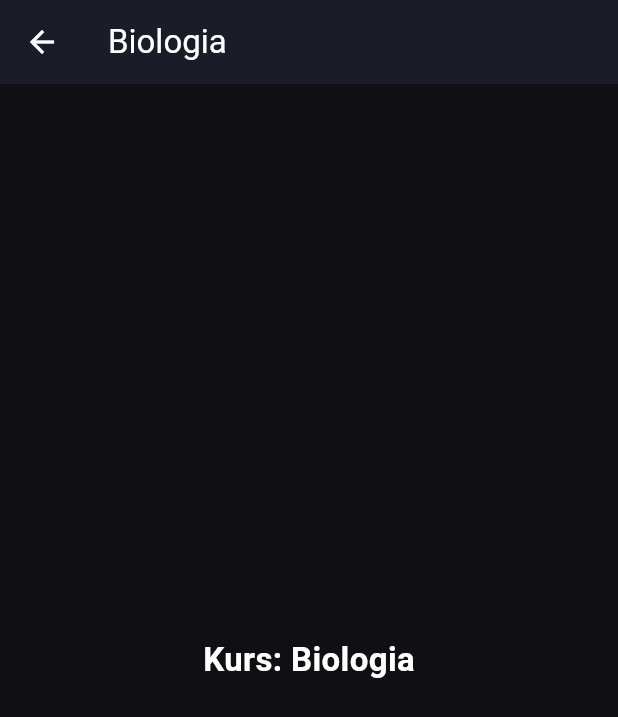
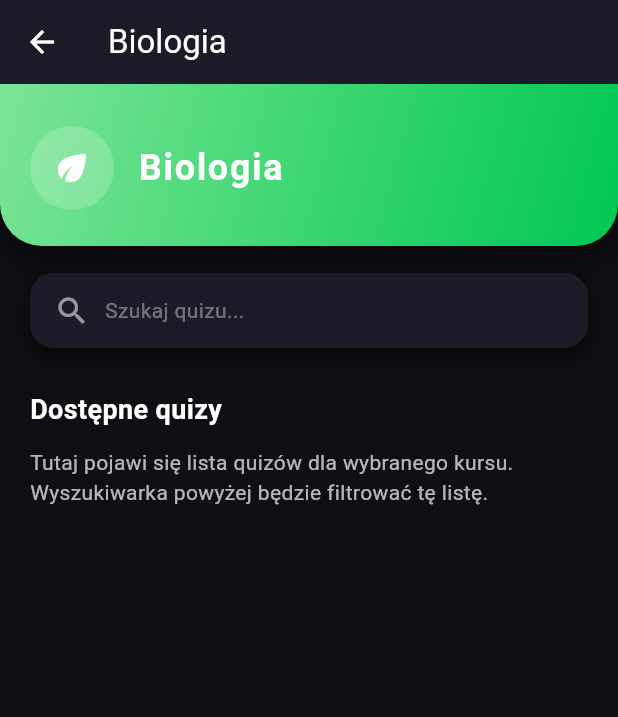
Before and after one commit to FranSob/Quiz_app1, a Flutter app: the CoursePage screen opened directly, on a phone screen of 412 x 824 dp. Shown: the top 717 px of the screen. Run offline on Flutter 3.47's test engine with Material 3 defaults, Android fonts, the phone set to English and light mode, and no system bars; our stand-ins replace shared_preferences; accounts and stored records are empty.

Commit message:
duże zmiany v58

```diff
--- a/lib/base/pages/courses_page.dart
+++ b/lib/base/pages/courses_page.dart
@@ -8,22 +8,170 @@ class CoursePage extends StatelessWidget {
     required this.title,
   });
 
+  // helper: wybiera gradient i ikonę na podstawie tytułu kursu
+  Map<String, dynamic> _themeFor(String title) {
+    final key = title.toLowerCase();
+    if (key.contains('bio') || key.contains('biologia')) {
+      return {
+        'icon': Icons.eco,
+        'gradient': const LinearGradient(
+          colors: [Color(0xFF7BE495), Color(0xFF00C853)],
+          begin: Alignment.topLeft,
+          end: Alignment.bottomRight,
+        ),
+      };
+    } else if (key.contains('chem')) {
+      return {
+        'icon': Icons.science,
+        'gradient': const LinearGradient(
+          colors: [Color(0xFFFF9A8B), Color(0xFFFBCB0A)],
+          begin: Alignment.topLeft,
+          end: Alignment.bottomRight,
+        ),
+      };
+    } else if (key.contains('math') || key.contains('matem')) {
+      return {
+        'icon': Icons.calculate,
+        'gradient': const LinearGradient(
+          colors: [Color(0xFF4CA1FF), Color(0xFF0072FF)],
+          begin: Alignment.topLeft,
+          end: Alignment.bottomRight,
+        ),
+      };
+    } else {
+      return {
+        'icon': Icons.menu_book_rounded,
+        'gradient': const LinearGradient(
+          colors: [Color(0xFF6A5AE0), Color(0xFF4D4AE8)],
+          begin: Alignment.topLeft,
+          end: Alignment.bottomRight,
+        ),
+      };
+    }
+  }
+
+  // ============ Znaczek na górze ============
+  Widget buildCourseHeader({
+    required String title,
+    required IconData icon,
+    required LinearGradient gradient,
+  }) {
+    return Container(
+      width: double.infinity,
+      padding: const EdgeInsets.fromLTRB(20, 28, 20, 24),
+      decoration: BoxDecoration(
+        gradient: gradient,
+        borderRadius: const BorderRadius.only(
+          bottomLeft: Radius.circular(28),
+          bottomRight: Radius.circular(28),
+        ),
+        boxShadow: [
+          BoxShadow(
+            color: Colors.black.withOpacity(0.4),
+            blurRadius: 20,
+            offset: const Offset(0, 10),
+          ),
+        ],
+      ),
+      child: Row(
+        children: [
+          Container(
+            padding: const EdgeInsets.all(14),
+            decoration: BoxDecoration(
+              color: Colors.white.withOpacity(0.2),
+              shape: BoxShape.circle,
+            ),
+            child: Icon(icon, color: Colors.white, size: 28),
+          ),
+          const SizedBox(width: 16),
+          Text(
+            title,
+            style: const TextStyle(
+              color: Colors.white,
+              fontSize: 24,
+              fontWeight: FontWeight.bold,
+              letterSpacing: 1.1,
+            ),
+          ),
+        ],
+      ),
+    );
+  }
+
+  // ============ Pasek Wyszukiwania ============
+  Widget buildQuizSearchBar() {
+    return Padding(
+      padding: const EdgeInsets.fromLTRB(20, 18, 20, 8),
+      child: Container(
+        height: 50,
+        padding: const EdgeInsets.symmetric(horizontal: 16),
+        decoration: BoxDecoration(
+          color: const Color(0xFF1C1C28),
+          borderRadius: BorderRadius.circular(16),
+          boxShadow: [
+            BoxShadow(
+              color: Colors.black.withOpacity(0.5),
+              blurRadius: 12,
+              offset: const Offset(0, 6),
+            ),
+          ],
+        ),
+        child: const Row(
+          children: [
+            Icon(Icons.search, color: Colors.white54),
+            SizedBox(width: 10),
+            Text(
+              'Szukaj quizu...',
+              style: TextStyle(color: Colors.white38),
+            ),
+          ],
+        ),
+      ),
+    );
+  }
+
   @override
   Widget build(BuildContext context) {
+    final theme = _themeFor(title);
+    final IconData icon = theme['icon'] as IconData;
+    final LinearGradient gradient = theme['gradient'] as LinearGradient;
+
     return Scaffold(
       backgroundColor: const Color(0xFF0F0F14),
+      // pozostawiam AppBar (możesz go schować jeśli chcesz używać headera jako nagłówka)
       appBar: AppBar(
         backgroundColor: const Color(0xFF1C1C28),
         foregroundColor: Colors.white,
         title: Text(title),
       ),
-      body: Center(
-        child: Text(
-          'Kurs: $title',
-          style: const TextStyle(
-            color: Colors.white,
-            fontSize: 22,
-            fontWeight: FontWeight.bold,
+      body: SafeArea(
+        child: SingleChildScrollView(
+          child: Column(
+            children: [
+              buildCourseHeader(title: title, icon: icon, gradient: gradient),
+              buildQuizSearchBar(),
+              // placeholder — tu w przyszłości lista quizów/lekcji
+              Padding(
+                padding: const EdgeInsets.symmetric(horizontal: 20.0, vertical: 12),
+                child: Column(
+                  crossAxisAlignment: CrossAxisAlignment.start,
+                  children: const [
+                    SizedBox(height: 8),
+                    Text(
+                      'Dostępne quizy',
+                      style: TextStyle(color: Colors.white, fontSize: 18, fontWeight: FontWeight.bold),
+                    ),
+                    SizedBox(height: 12),
+                    // tymczasowy placeholder
+                    Text(
+                      'Tutaj pojawi się lista quizów dla wybranego kursu. Wyszukiwarka powyżej będzie filtrować tę listę.',
+                      style: TextStyle(color: Colors.white70),
+                    ),
+                    SizedBox(height: 200),
+                  ],
+                ),
+              ),
+            ],
           ),
         ),
       ),
```
